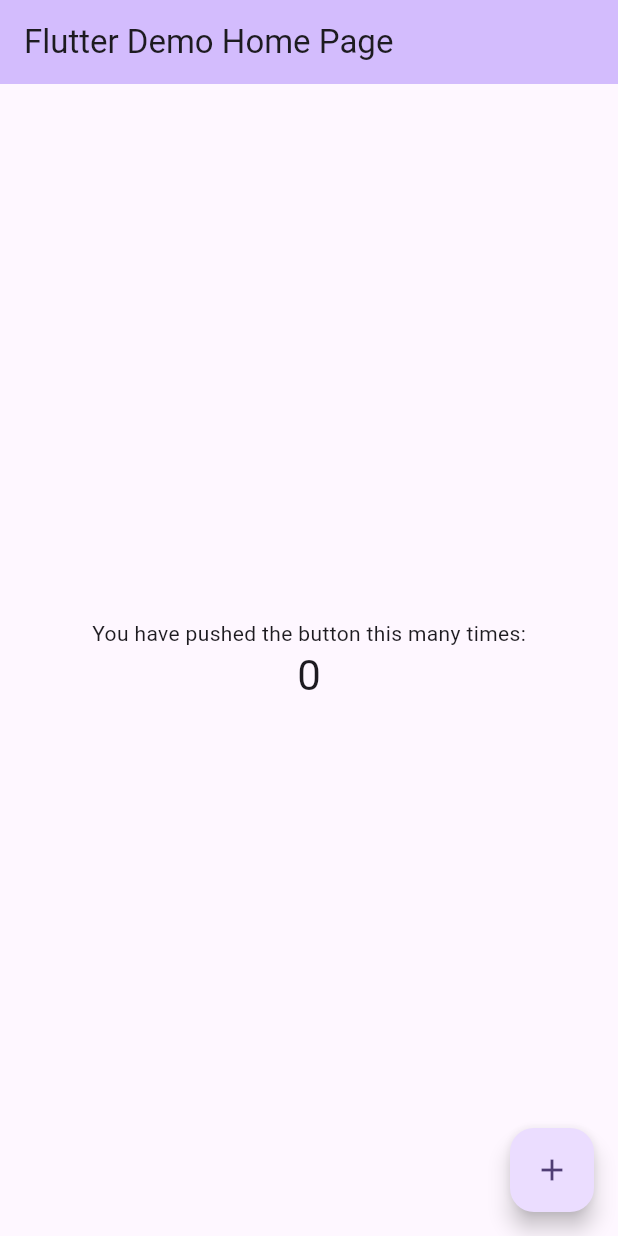
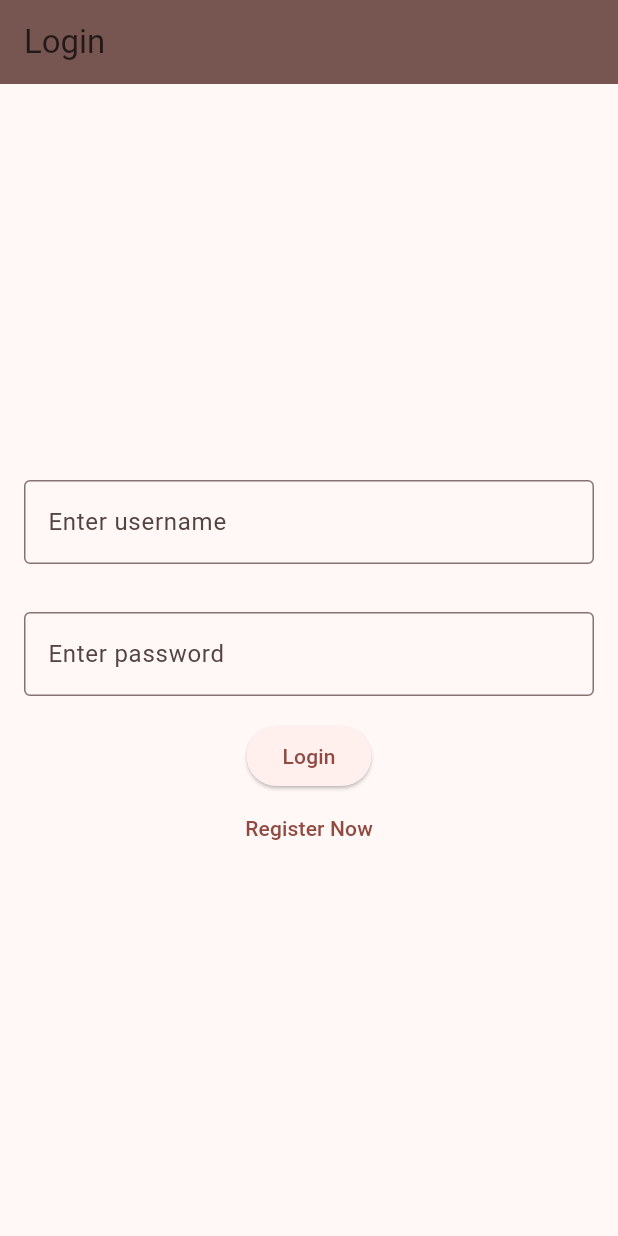
Before and after one commit to Gautham-Uchiha/Flutter_application, a Flutter app: the screen it shows after launch, on a phone screen of 412 x 824 dp. Run offline on Flutter 3.47's test engine with Material 3 defaults, Android fonts, the phone set to English and light mode, and no system bars; missing offline and left inert: myapp2.

Commit message:
Login screen

```diff
--- /dev/null
+++ b/fitcheck/lib/login_page.dart
@@ -0,0 +1,125 @@
+import 'package:flutter/material.dart';
+
+class LoginPage extends StatefulWidget {
+  const LoginPage({Key? key, required this.title}) : super(key: key);
+
+  final String title;
+
+  @override
+  _LoginPageState createState() => _LoginPageState();
+}
+
+class _LoginPageState extends State<LoginPage> {
+  late TextEditingController _usernameController;
+  late TextEditingController _passwordController;
+
+  @override
+  void initState() {
+    super.initState();
+    _usernameController = TextEditingController();
+    _passwordController = TextEditingController();
+  }
+
+  @override
+  void dispose() {
+    _usernameController.dispose();
+    _passwordController.dispose();
+    super.dispose();
+  }
+
+  @override
+  Widget build(BuildContext context) {
+    return Scaffold(
+      appBar: AppBar(
+        backgroundColor: Theme.of(context).colorScheme.secondary,
+        title: const Text("Login"),
+      ),
+      body: Center(
+        child: Column(
+          mainAxisAlignment: MainAxisAlignment.center,
+          children: <Widget>[
+            Padding(
+              padding: const EdgeInsets.all(16.0),
+              child: TextField(
+                controller: _usernameController,
+                decoration: InputDecoration(
+                  labelText: "Enter username",
+                  border: OutlineInputBorder(),
+                ),
+              ),
+            ),
+            Padding(
+              padding: const EdgeInsets.all(16.0),
+              child: TextField(
+                controller: _passwordController,
+                obscureText: true,
+                decoration: InputDecoration(
+                  labelText: "Enter password",
+                  border: OutlineInputBorder(),
+                ),
+              ),
+            ),
+            ElevatedButton(
+              onPressed: () {
+                // Add login logic here
+                // For now, let's just navigate to another screen
+                Navigator.push(
+                  context,
+                  MaterialPageRoute(
+                    builder: (context) => AnotherScreen(),
+                  ),
+                );
+              },
+              child: Text('Login'),
+            ),
+            TextButton(
+              onPressed: () {
+                // Add registration logic here
+                // For now, let's just navigate to another screen
+                Navigator.push(
+                  context,
+                  MaterialPageRoute(
+                    builder: (context) => RegisterScreen(),
+                  ),
+                );
+              },
+              child: const Text('Register Now'),
+            ),
+          ],
+        ),
+      ),
+    );
+  }
+}
+
+// Placeholder screen for demonstration purposes
+class AnotherScreen extends StatelessWidget {
+  @override
+  Widget build(BuildContext context) {
+    return Scaffold(
+      appBar: AppBar(
+        title: const Text('Another Screen'),
+      ),
+      body: const Center(
+        child: Text('This is another screen.'),
+      ),
+    );
+  }
+}
+
+// Placeholder screen for demonstration purposes
+class RegisterScreen extends StatelessWidget {
+  const RegisterScreen({super.key});
+
+  @override
+  Widget build(BuildContext context) {
+    return Scaffold(
+      appBar: AppBar(
+        title: const Text('Register Now'),
+      ),
+      body: const Center(
+        child: Text('This is the registration screen.'),
+      ),
+    );
+  }
+}
--- a/fitcheck/lib/main.dart
+++ b/fitcheck/lib/main.dart
@@ -1,3 +1,4 @@
+import 'package:fitcheck/login_page.dart';
 import 'package:flutter/material.dart';
 
 void main() {
@@ -7,119 +8,19 @@
 class MyApp extends StatelessWidget {
   const MyApp({super.key});
 
-  // This widget is the root of your application.
   @override
   Widget build(BuildContext context) {
     return MaterialApp(
       title: 'Flutter Demo',
       theme: ThemeData(
-        // This is the theme of your application.
-        //
-        // TRY THIS: Try running your application with "flutter run". You'll see
-        // the application has a purple toolbar. Then, without quitting the app,
-        // try changing the seedColor in the colorScheme below to Colors.green
-        // and then invoke "hot reload" (save your changes or press the "hot
-        // reload" button in a Flutter-supported IDE, or press "r" if you used
-        // the command line to start the app).
-        //
-        // Notice that the counter didn't reset back to zero; the application
-        // state is not lost during the reload. To reset the state, use hot
-        // restart instead.
-        //
-        // This works for code too, not just values: Most code changes can be
-        // tested with just a hot reload.
-        colorScheme: ColorScheme.fromSeed(seedColor: Colors.deepPurple),
+        colorScheme:
+            ColorScheme.fromSeed(seedColor: const Color.fromARGB(255, 194, 12, 12)),
         useMaterial3: true,
       ),
-      home: const MyHomePage(title: 'Flutter Demo Home Page'),
+
+
+      home: const LoginPage(title: "Login"),
+
     );
   }
 }
-
-class MyHomePage extends StatefulWidget {
-  const MyHomePage({super.key, required this.title});
-
-  // This widget is the home page of your application. It is stateful, meaning
-  // that it has a State object (defined below) that contains fields that affect
-  // how it looks.
-
-  // This class is the configuration for the state. It holds the values (in this
-  // case the title) provided by the parent (in this case the App widget) and
-  // used by the build method of the State. Fields in a Widget subclass are
-  // always marked "final".
-
-  final String title;
-
-  @override
-  State<MyHomePage> createState() => _MyHomePageState();
-}
-
-class _MyHomePageState extends State<MyHomePage> {
-  int _counter = 0;
-
-  void _incrementCounter() {
-    setState(() {
-      // This call to setState tells the Flutter framework that something has
-      // changed in this State, which causes it to rerun the build method below
-      // so that the display can reflect the updated values. If we changed
-      // _counter without calling setState(), then the build method would not be
-      // called again, and so nothing would appear to happen.
-      _counter++;
-    });
-  }
-
-  @override
-  Widget build(BuildContext context) {
-    // This method is rerun every time setState is called, for instance as done
-    // by the _incrementCounter method above.
-    //
-    // The Flutter framework has been optimized to make rerunning build methods
-    // fast, so that you can just rebuild anything that needs updating rather
-    // than having to individually change instances of widgets.
-    return Scaffold(
-      appBar: AppBar(
-        // TRY THIS: Try changing the color here to a specific color (to
-        // Colors.amber, perhaps?) and trigger a hot reload to see the AppBar
-        // change color while the other colors stay the same.
-        backgroundColor: Theme.of(context).colorScheme.inversePrimary,
-        // Here we take the value from the MyHomePage object that was created by
-        // the App.build method, and use it to set our appbar title.
-        title: Text(widget.title),
-      ),
-      body: Center(
-        // Center is a layout widget. It takes a single child and positions it
-        // in the middle of the parent.
-        child: Column(
-          // Column is also a layout widget. It takes a list of children and
-          // arranges them vertically. By default, it sizes itself to fit its
-          // children horizontally, and tries to be as tall as its parent.
-          //
-          // Column has various properties to control how it sizes itself and
-          // how it positions its children. Here we use mainAxisAlignment to
-          // center the children vertically; the main axis here is the vertical
-          // axis because Columns are vertical (the cross axis would be
-          // horizontal).
-          //
-          // TRY THIS: Invoke "debug painting" (choose the "Toggle Debug Paint"
-          // action in the IDE, or press "p" in the console), to see the
-          // wireframe for each widget.
-          mainAxisAlignment: MainAxisAlignment.center,
-          children: <Widget>[
-            const Text(
-              'You have pushed the button this many times:',
-            ),
-            Text(
-              '$_counter',
-              style: Theme.of(context).textTheme.headlineMedium,
-            ),
-          ],
-        ),
-      ),
-      floatingActionButton: FloatingActionButton(
-        onPressed: _incrementCounter,
-        tooltip: 'Increment',
-        child: const Icon(Icons.add),
-      ), // This trailing comma makes auto-formatting nicer for build methods.
-    );
-  }
-}
```
Also changed, not shown: fitcheck/lib/third.dart (added, +66 -0 lines).
